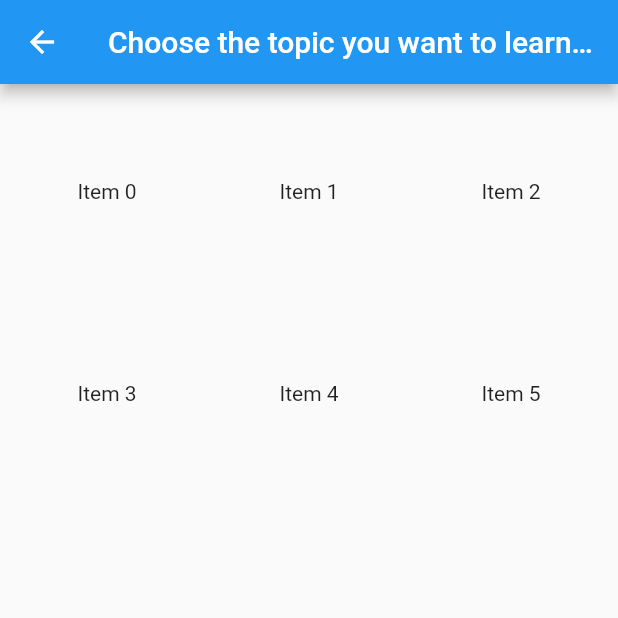
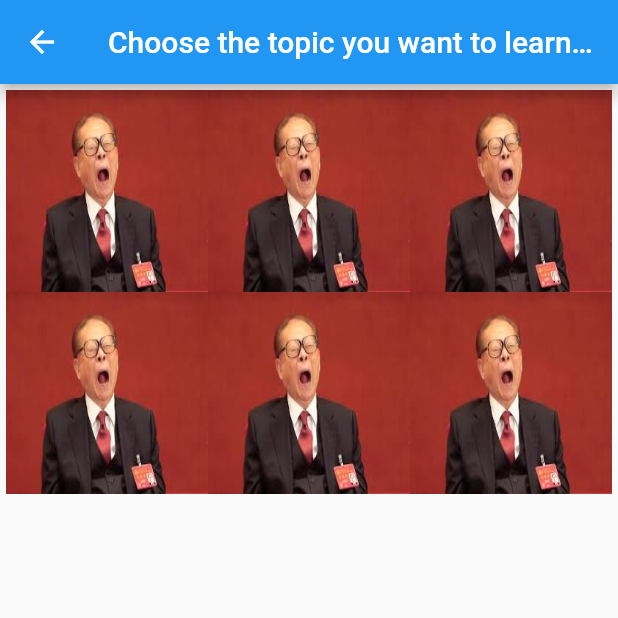
Before and after one commit to FishermanVan/Buffer-like-Buffet-HackMit-2020-, a Flutter app: the TopicsPage screen opened directly, on a phone screen of 412 x 824 dp, the top half of it. Run offline on Flutter 3.47's test engine with Material 2 defaults, Android fonts, the phone set to English and light mode, and no system bars.

Commit message:
images displayed

```diff
--- a/HackMit/lib/main.dart
+++ b/HackMit/lib/main.dart
@@ -64,12 +64,29 @@ class TopicsPage extends StatelessWidget { //The page where user selects differn
      // mainAxisSpacing: 4, //The number of logical pixels between each child along the main axis.
      // crossAxisSpacing: 4,
       children: List.generate(6, (i) {
-        Container(child: Image.asset('images/pic$i.jpg'));
-        return Center(
-          child: Text(
-            'Item $i',
-          )
+        return GestureDetector(
+          onTap: () {
+
+
+          },
+          child: Container(
+             height: 120.0,
+             width: 120.0,
+              decoration: BoxDecoration(
+           image: DecorationImage(
+             image: AssetImage(
+              'images/pic$i.jpg'),
+           fit: BoxFit.fill,
+
+        ),
+          //  shape: BoxShape.circle,
+      ),
+    ),
+          // child: Container(child: Center(child: Text('what'))),
+
         );
+        // return Center(child: Text('thing'));
+
        }
       ),
   );
```
Also changed, not shown: HackMit/pubspec.yaml (+7 -0 lines), HackMit/assets/images/pic0.jpg (added), HackMit/assets/images/pic1.jpg (added), HackMit/assets/images/pic2.jpg (added), HackMit/assets/images/pic3.jpg (added), HackMit/assets/images/pic4.jpg (added), HackMit/assets/images/pic5.jpg (added).
